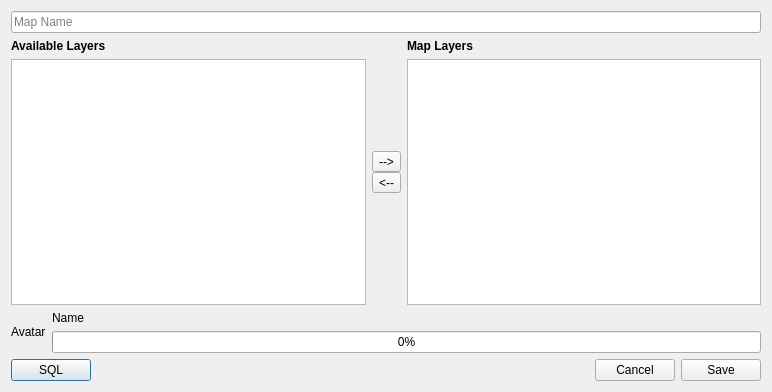
First picture: the form in ui/CreateViz.ui, repository gkudos/qgis-cartodb, before the edit.
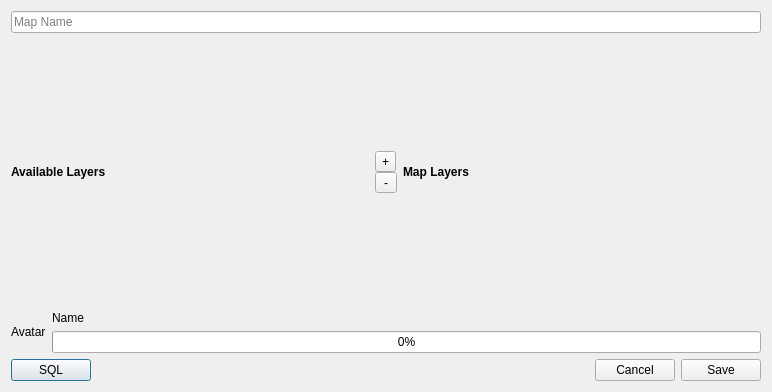
Second picture: the form after the edit.

```diff
--- a/ui/CreateViz.ui
+++ b/ui/CreateViz.ui
@@ -38,9 +38,6 @@
          </property>
         </widget>
        </item>
-       <item>
-        <widget class="QListWidget" name="availableList"/>
-       </item>
       </layout>
      </item>
      <item>
@@ -67,14 +64,26 @@
        <item>
         <widget class="QToolButton" name="rightBT">
          <property name="text">
-          <string>--&gt;</string>
+          <string>+</string>
          </property>
         </widget>
        </item>
        <item>
         <widget class="QToolButton" name="leftBT">
+         <property name="sizePolicy">
+          <sizepolicy hsizetype="Fixed" vsizetype="Fixed">
+           <horstretch>0</horstretch>
+           <verstretch>0</verstretch>
+          </sizepolicy>
+         </property>
+         <property name="minimumSize">
+          <size>
+           <width>22</width>
+           <height>0</height>
+          </size>
+         </property>
          <property name="text">
-          <string>&lt;--</string>
+          <string>-</string>
          </property>
         </widget>
        </item>
@@ -108,9 +117,6 @@
          </property>
         </widget>
        </item>
-       <item>
-        <widget class="QListWidget" name="mapList"/>
-       </item>
       </layout>
      </item>
     </layout>
```
